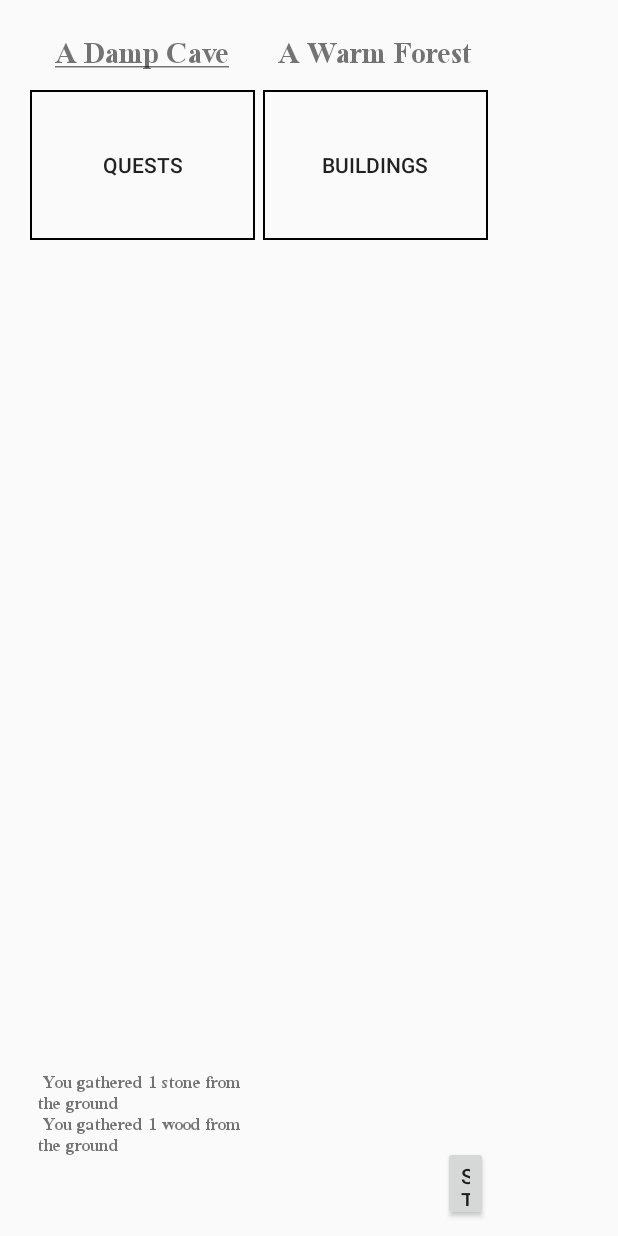
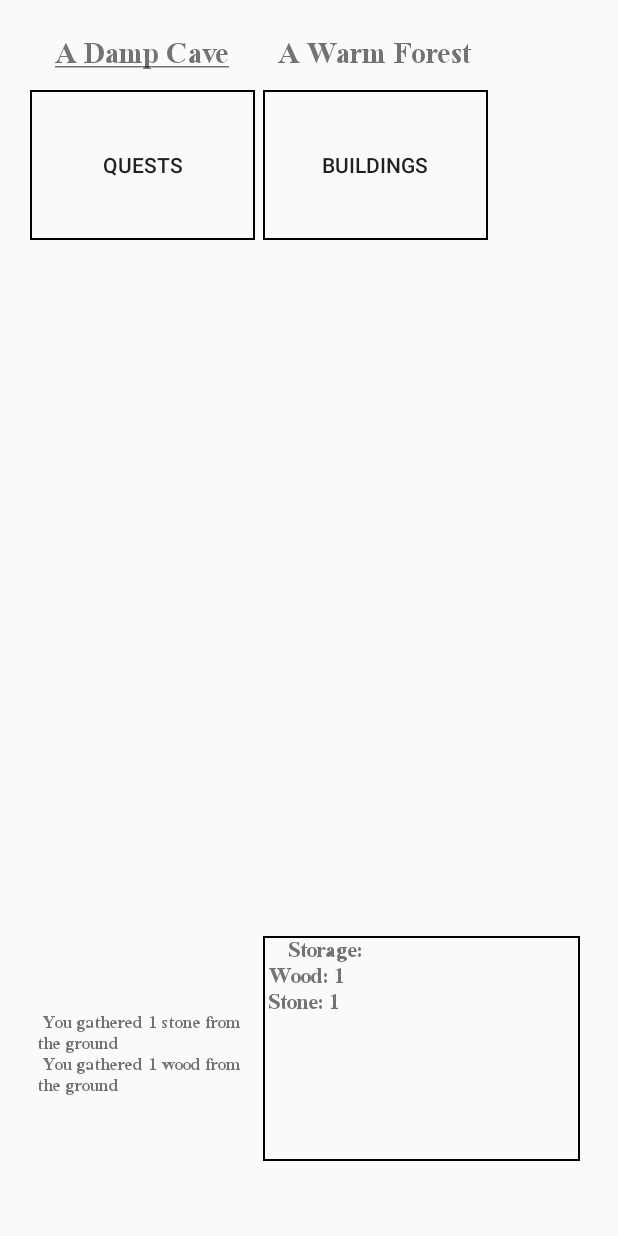
Before and after one commit to oetago/A_Quiet_Night, an Android app: the Forest screen opened directly, with no data from a screen before it, after a tap on "A Damp Cave", on a phone screen of 412 x 824 dp. Run offline under Robolectric (Android 15) with nearby library versions, the phone set to English and light mode, and no system bars; our stand-ins replace AdMob; Roboto replaces fonts that are not available here; 4 statements that could not run were skipped; 2 other taps on this screen came first.

Commit message:
upload data

```diff
--- a/AQuietNight/src/main/AndroidManifest.xml
+++ b/AQuietNight/src/main/AndroidManifest.xml
@@ -13,7 +13,8 @@
             android:value="@integer/google_play_services_version"/>
 
         <activity android:name="com.google.android.gms.ads.AdActivity"
-            android:configChanges="keyboard|keyboardHidden|orientation|screenLayout|uiMode|screenSize|smallestScreenSize"/>
+            android:configChanges="keyboard|keyboardHidden|orientation|screenLayout|uiMode|screenSize|smallestScreenSize"
+            android:theme="@android:style/Theme.Translucent" />/>
 
            <activity android:name=".splash" android:label="A Quiet Night">
 
--- a/AQuietNight/src/main/java/com/milesstudios/aquietnight/Cave.java
+++ b/AQuietNight/src/main/java/com/milesstudios/aquietnight/Cave.java
@@ -24,9 +24,8 @@ import android.widget.TextView;
 
 import com.milesstudios.aquietnight.quest.Quest_Main;
 import com.milesstudios.aquietnight.util.ChangeLog;
-
-//import com.google.android.gms.ads.AdRequest;
-//import com.google.android.gms.ads.AdView;
+import com.google.android.gms.ads.AdRequest;
+import com.google.android.gms.ads.AdView;
 
 public class Cave extends Activity{
     Button buildings, trading, crafting, quests, forest_button, all_data;
@@ -53,7 +52,6 @@ public class Cave extends Activity{
         buildings = (Button) findViewById(R.id.buildings);
         trading = (Button) findViewById(R.id.trading);
         quests = (Button) findViewById(R.id.quests);
-        all_data = (Button) findViewById(R.id.all_data);
         log = (TextView) findViewById(R.id.log);
         storage = (TextView) findViewById(R.id.storage);
         int trade_post_b = sharedPref.getInt("trade_post", 0);
@@ -71,7 +69,6 @@ public class Cave extends Activity{
         final TextView cave_tab_wmine  = (TextView) findViewById(R.id.cave_tab_wmine);
         final TextView forest_tab_wmine  = (TextView) findViewById(R.id.forest_tab_wmine);
         final TextView mine_tab  = (TextView) findViewById(R.id.mine_tab);
-        final Button storage_slide = (Button) findViewById(R.id.storage_slide);
 
 
 
@@ -121,8 +118,7 @@ public class Cave extends Activity{
             trading.startAnimation(anim);
 
         }
-        all_data.setVisibility(View.INVISIBLE);
-        all_data.setEnabled(false);
+
         if (start_counter == 0) {
             quests.setEnabled(false);
             quests.setVisibility(View.INVISIBLE);
@@ -158,18 +154,13 @@ public class Cave extends Activity{
         log.setText(log_text);
 
 
-        //TODO chnage animation for the 3 of them?
-        // Look up the AdView as a resource and load a request.
+        AdView adView = (AdView) this.findViewById(R.id.ad);
+         AdRequest adRequest = new AdRequest.Builder()
+                 .addTestDevice("50FD485A980BE577B48D1D26061025A1")
+                 .tagForChildDirectedTreatment(true)
+                 .build();
 
-
-        //AdView adView = (AdView) this.findViewById(R.id.ad);
-        // AdRequest adRequest = new AdRequest.Builder().build();
-        //adView.loadAd(adRequest);
-
-
-        // all_data.setVisibility(View.INVISIBLE);
-        all_data.setEnabled(true);
-        //TODO Check other buttons and scaling
+        adView.loadAd(adRequest);
 
         forest_tab.setOnClickListener(new View.OnClickListener() {
             @Override
@@ -214,31 +205,6 @@ public class Cave extends Activity{
         });
 
 
-        if(!storage_slide_b){
-            storage.setVisibility(View.INVISIBLE);
-        }
-        storage_slide.setOnClickListener(new View.OnClickListener() {
-            @Override
-            public void onClick(View v) {
-               // new PathAnimation(storage).animate();
-                if(storage_slide_b){
-                    storage.clearAnimation();
-                    storage.startAnimation(storage_anim_slide2);
-                    storage.setVisibility(View.INVISIBLE);
-                    storage_slide_b = false;
-                }else {
-                    storage.setVisibility(View.INVISIBLE);
-                    storage.clearAnimation();
-                    storage.startAnimation(storage_anim_slide);
-                    storage_slide_b = true;
-                        storage.setVisibility(View.VISIBLE);
-
-                }
-
-
-            }
-
-        });
 
 
         buildings.setOnClickListener(new View.OnClickListener() {
@@ -273,16 +239,6 @@ public class Cave extends Activity{
 
         });
 
-
-
-        all_data.setOnClickListener(new View.OnClickListener() {
-            @Override
-            public void onClick(View v) {
-                AllData();
-
-            }
-
-        });
 
 
     }
@@ -408,7 +364,6 @@ public class Cave extends Activity{
 
     }
 
-
     @Override
     public void onBackPressed() {
         Intent openMain = new Intent(Cave.this, Cave.class);
--- a/AQuietNight/src/main/java/com/milesstudios/aquietnight/quest/Bosses.java
+++ b/AQuietNight/src/main/java/com/milesstudios/aquietnight/quest/Bosses.java
@@ -133,7 +133,7 @@ public class Bosses extends Activity {
 
                 if (forest_temple_chance < percent_forest_temple) {
                     log.append("You won!");
-                    log.append("You found some wood, stone, and coins");
+                    log.append("You found some wood, stones, and coins");
                     int wood_counter = sharedPref.getInt("wood",0);
                     int stone_counter = sharedPref.getInt("stone",0);
                     int coin_counter = sharedPref.getInt("coins",0);
--- a/AQuietNight/src/main/java/com/milesstudios/aquietnight/quest/Quest_Main.java
+++ b/AQuietNight/src/main/java/com/milesstudios/aquietnight/quest/Quest_Main.java
@@ -15,7 +15,6 @@ import android.widget.ArrayAdapter;
 import android.widget.Button;
 import android.widget.SpinnerAdapter;
 import android.widget.TextView;
-
 import com.milesstudios.aquietnight.Cave;
 import com.milesstudios.aquietnight.R;
 
--- a/AQuietNight/src/main/res/drawable/button_shape.xml
+++ b/AQuietNight/src/main/res/drawable/button_shape.xml
@@ -13,5 +13,5 @@
         android:width="1dp"
         android:color="#000000"
         />
-
+    <solid android:color="@android:color/transparent" />
 </shape>
--- a/AQuietNight/src/main/res/layout/cave.xml
+++ b/AQuietNight/src/main/res/layout/cave.xml
@@ -5,8 +5,8 @@
         xmlns:android="http://schemas.android.com/apk/res/android"
         android:layout_width="match_parent"
         android:layout_height="match_parent"
-        android:orientation="vertical">
-        <!--xmlns:ads="http://schemas.android.com/apk/res-auto" -->
+        android:orientation="vertical"
+        xmlns:ads="http://schemas.android.com/apk/res-auto">
     <TextView
         android:layout_width="150dp"
         android:layout_height="50dp"
@@ -92,7 +92,8 @@
                 android:textStyle="bold"
                 android:layout_marginLeft="25dp"
                 android:editable="true"
-                android:layout_marginBottom="10dp"
+                android:layout_above="@+id/ad"
+                android:layout_marginBottom="50dp"
                 android:layout_alignParentBottom="true"/>
 
             <TextView
@@ -102,27 +103,24 @@
                 android:textStyle="bold"
                 android:layout_toRightOf="@id/log"
                 android:layout_marginRight="25dp"
-                android:layout_marginBottom="10dp"
+                android:layout_marginBottom="50dp"
                 android:editable="true"
+                android:layout_above="@+id/ad"
                 android:background="@drawable/button_shape"
                 android:layout_alignParentBottom="true"/>
 
-            <Button
-                android:layout_width="30dp"
-                android:layout_height="50dp"
-                android:text="New Button"
-                android:id="@+id/all_data"
-                android:layout_alignParentBottom="true"
-                android:layout_alignParentLeft="true"
-                android:layout_alignParentStart="true" />
-    <Button
-        android:layout_width="30dp"
+
+    <com.google.android.gms.ads.AdView
+        android:id="@+id/ad"
+        android:layout_width="400dp"
         android:layout_height="50dp"
-        android:text="Storage"
-        android:id="@+id/storage_slide"
-        android:layout_alignBottom="@+id/storage"
-        android:layout_alignRight="@+id/crafting"
-        android:layout_alignEnd="@+id/crafting" />
+        ads:adUnitId="ca-app-pub-9558546731862068/5071265234"
+        ads:adSize="BANNER"
+        android:layout_gravity="center"
+        android:layout_alignParentBottom="true"
+        android:layout_alignParentLeft="true"
+        android:layout_alignParentStart="true">
+    </com.google.android.gms.ads.AdView>
 
 
     <TextView
--- a/AQuietNight/src/main/res/layout/forest.xml
+++ b/AQuietNight/src/main/res/layout/forest.xml
@@ -186,11 +186,10 @@
         android:layout_alignEnd="@+id/gather_text" />
 
     <TextView
-        android:layout_width="150dp"
+        android:layout_width="180dp"
         android:layout_height="50dp"
         android:text="A Warm Forest"
         android:id="@+id/forest_tab"
-
         android:textStyle="bold"
         android:gravity="center"
         android:layout_alignTop="@+id/cave_tab"
```
Also changed, not shown: AQuietNight/src/main/java/com/milesstudios/aquietnight/Buildings.java (+0 -8 lines), AQuietNight/src/main/res/layout/buildings.xml (+10 -9 lines), AQuietNight/src/main/res/drawable/ms_splash.png, 2 other files.
